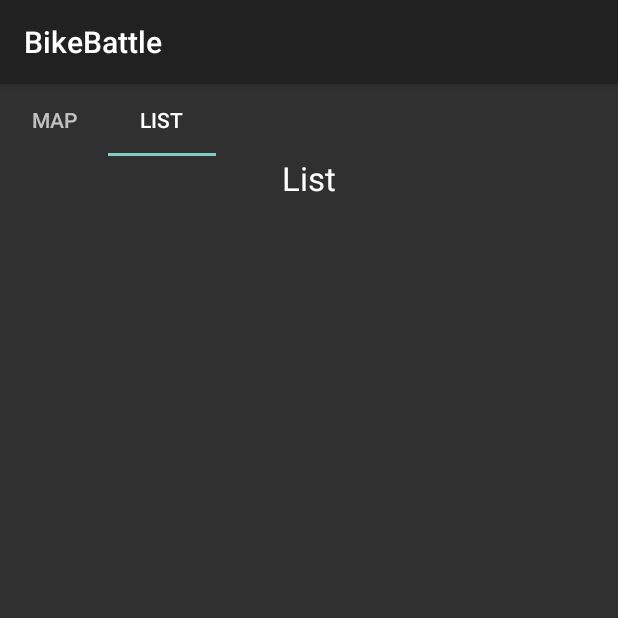
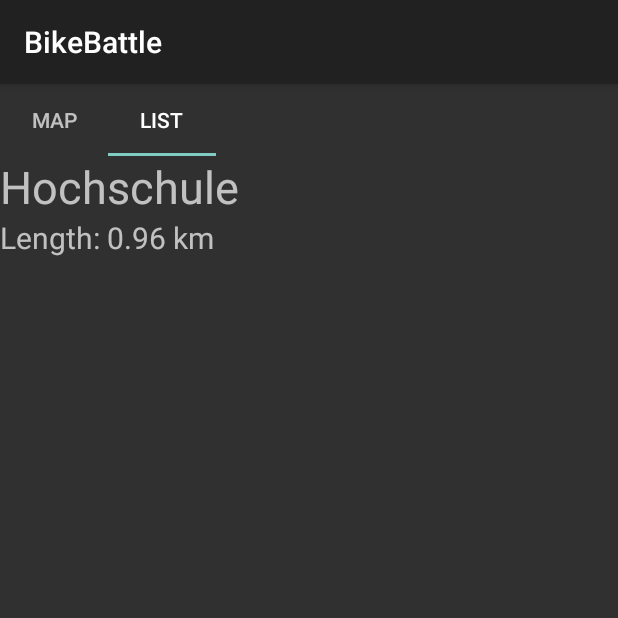
Before and after one commit to darenegade/BikeBattle, an Android app: the RoutesActivity screen opened directly, with no data from a screen before it, tab 2 chosen, on a phone screen of 412 x 824 dp, the top half of it. Run offline under Robolectric (Android 15) with nearby library versions, the phone set to English and light mode, and no system bars.

Commit message:
Implemented ListView.

```diff
--- a/app/build.gradle
+++ b/app/build.gradle
@@ -53,11 +53,13 @@ ext {
 
 dependencies {
     compile fileTree(include: ['*.jar'], dir: 'libs')
-    compile "com.google.android.gms:play-services:8.4.0"
     compile "com.android.support:appcompat-v7:${supportLibVersion}"
     compile "com.android.support:design:${supportLibVersion}"
     compile "com.android.support:support-v4:${supportLibVersion}"
-    compile ('org.projectlombok:lombok:1.16.8')
     testCompile 'junit:junit:4.12'
     testCompile "org.mockito:mockito-core:1.9.5"
+    compile 'com.google.android.gms:play-services:8.4.0'
+    compile 'org.projectlombok:lombok:1.16.8'
+    compile 'com.android.support:support-v4:23.3.0'
+    compile 'com.android.support:recyclerview-v7:23.3.0'
 }
--- /dev/null
+++ b/app/src/main/java/edu/hm/cs/bikebattle/app/RoutesListAdapter.java
@@ -0,0 +1,40 @@
+package edu.hm.cs.bikebattle.app;
+
+import android.content.Context;
+import android.view.LayoutInflater;
+import android.view.View;
+import android.view.ViewGroup;
+import android.widget.ArrayAdapter;
+import android.widget.TextView;
+
+import java.util.List;
+
+import edu.hm.cs.bikebattle.app.modell.Route;
+
+/**
+ * Created by lukas on 16.04.2016.
+ */
+public class RoutesListAdapter extends ArrayAdapter<Route> {
+  private final Context context;
+  private final List<Route> routes;
+
+  public RoutesListAdapter(Context context, List<Route> objects) {
+    super(context, -1, objects);
+    this.context=context;
+    this.routes=objects;
+  }
+
+  @Override
+  public View getView(int position, View convertView, ViewGroup parent) {
+    LayoutInflater inflater = (LayoutInflater) context.getSystemService(Context.LAYOUT_INFLATER_SERVICE);
+    View rowView = inflater.inflate(R.layout.item_routeslist,parent,false);
+    TextView textViewName = (TextView) rowView.findViewById(R.id.textView_name);
+    TextView textViewInformation = (TextView) rowView.findViewById(R.id.textView_information);
+
+    textViewName.setText(routes.get(position).getName());
+    String information = String.format("Length: %.2f km",routes.get(position).getDistanceInM()/1000);
+    textViewInformation.setText(information);
+
+    return rowView;
+  }
+}
--- a/app/src/main/java/edu/hm/cs/bikebattle/app/fragments/MyFragmentPagerAdapter.java
+++ b/app/src/main/java/edu/hm/cs/bikebattle/app/fragments/MyFragmentPagerAdapter.java
@@ -32,7 +32,7 @@ public class MyFragmentPagerAdapter extends FragmentPagerAdapter {
       case 0: // Fragment # 0 - This will show FirstFragment
         return new RoutesMapFragment(activity);
       case 1: // Fragment # 0 - This will show FirstFragment different title
-        return new RoutesListFragment();
+        return new RoutesListFragment(activity);
       default:
         return null;
     }
--- a/app/src/main/java/edu/hm/cs/bikebattle/app/fragments/RoutesListFragment.java
+++ b/app/src/main/java/edu/hm/cs/bikebattle/app/fragments/RoutesListFragment.java
@@ -1,17 +1,30 @@
 package edu.hm.cs.bikebattle.app.fragments;
 
+import android.content.Context;
+import android.os.Bundle;
 import android.support.v4.app.Fragment;
-import android.os.Bundle;
 import android.view.LayoutInflater;
 import android.view.View;
 import android.view.ViewGroup;
+import android.widget.AdapterView;
+import android.widget.ListView;
+import android.widget.Toast;
 
 import edu.hm.cs.bikebattle.app.R;
+import edu.hm.cs.bikebattle.app.RoutesActivity;
+import edu.hm.cs.bikebattle.app.RoutesListAdapter;
 
 /**
  * Created by lukas on 12.04.2016.
  */
 public class RoutesListFragment extends Fragment {
+
+  private RoutesActivity activity;
+
+  public RoutesListFragment(RoutesActivity activity) {
+    this.activity = activity;
+  }
+
   @Override
   public void onCreate(Bundle savedInstanceState) {
     super.onCreate(savedInstanceState);
@@ -20,7 +33,18 @@ public class RoutesListFragment extends Fragment {
   @Override
   public View onCreateView(LayoutInflater inflater, ViewGroup container,
                            Bundle savedInstanceState) {
+    inflater = (LayoutInflater) getContext().getSystemService(Context.LAYOUT_INFLATER_SERVICE);
+    View view = inflater.inflate(R.layout.fragment_routeslist,container,false);
+    ListView list = (ListView) view.findViewById(R.id.listView);
+    list.setAdapter(new RoutesListAdapter(getContext(),activity.getRoutes()));
+    list.setOnItemClickListener(new AdapterView.OnItemClickListener(){
+      @Override
+      public void onItemClick(AdapterView<?> parent, final View view,
+                              int position, long id) {
+        Toast.makeText(getContext(),"You clicked: "+activity.getRoutes().get(position).getName(),Toast.LENGTH_LONG).show();
+      }
+    });
     // Inflate the layout for this fragment
-    return inflater.inflate(R.layout.fragment_routeslist, container, false);
+    return view;
   }
 }
--- a/app/src/main/res/layout/fragment_routeslist.xml
+++ b/app/src/main/res/layout/fragment_routeslist.xml
@@ -4,11 +4,8 @@
               android:layout_width="match_parent"
               android:layout_height="match_parent">
 
-    <TextView
-        android:layout_width="wrap_content"
+    <ListView
+        android:layout_width="match_parent"
         android:layout_height="wrap_content"
-        android:textAppearance="?android:attr/textAppearanceLarge"
-        android:text="List"
-        android:id="@+id/textViewRoute"
-        android:layout_gravity="center_horizontal"/>
+        android:id="@+id/listView"/>
 </LinearLayout>
--- /dev/null
+++ b/app/src/main/res/layout/item_routeslist.xml
@@ -0,0 +1,20 @@
+<?xml version="1.0" encoding="utf-8"?>
+<LinearLayout xmlns:android="http://schemas.android.com/apk/res/android"
+              android:orientation="vertical"
+              android:layout_width="match_parent"
+              android:layout_height="match_parent">
+
+    <TextView
+        android:layout_width="wrap_content"
+        android:layout_height="wrap_content"
+        android:text="New Text"
+        android:id="@+id/textView_name"
+        android:textSize="30dp"/>
+
+    <TextView
+        android:layout_width="wrap_content"
+        android:layout_height="wrap_content"
+        android:text="New Text"
+        android:id="@+id/textView_information"
+        android:textSize="20dp"/>
+</LinearLayout>
```
